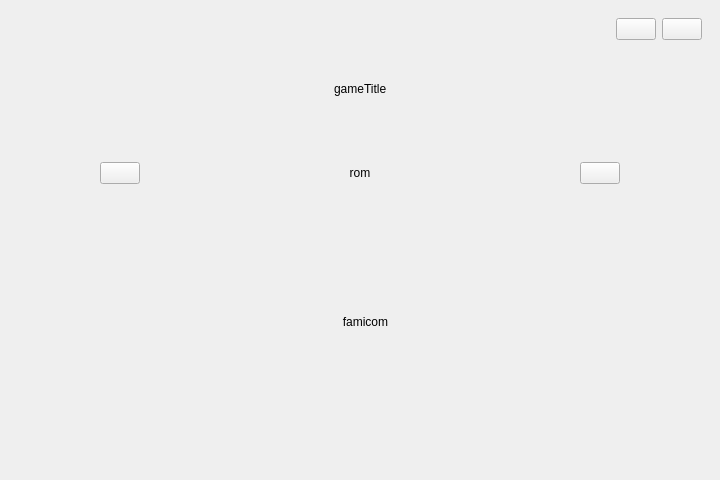
Above: GUITesting/mainwindow.ui from Emu-gators/emugators2.0 before the change. Below: the same form after it.
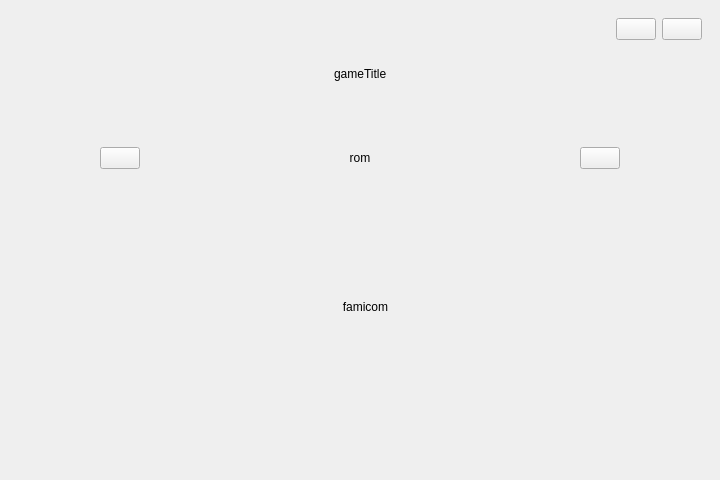
That is the form after the change.

```diff
--- a/GUITesting/mainwindow.ui
+++ b/GUITesting/mainwindow.ui
@@ -72,35 +72,6 @@
       </layout>
      </widget>
     </item>
-    <item>
-     <spacer name="verticalSpacer_4">
-      <property name="orientation">
-       <enum>Qt::Vertical</enum>
-      </property>
-      <property name="sizeHint" stdset="0">
-       <size>
-        <width>20</width>
-        <height>40</height>
-       </size>
-      </property>
-     </spacer>
-    </item>
-    <item>
-     <spacer name="verticalSpacer">
-      <property name="orientation">
-       <enum>Qt::Vertical</enum>
-      </property>
-      <property name="sizeType">
-       <enum>QSizePolicy::Fixed</enum>
-      </property>
-      <property name="sizeHint" stdset="0">
-       <size>
-        <width>20</width>
-        <height>15</height>
-       </size>
-      </property>
-     </spacer>
-    </item>
     <item>
      <widget class="QWidget" name="titleWidget" native="true">
       <layout class="QHBoxLayout" name="horizontalLayout_4">
@@ -263,19 +234,6 @@
       </layout>
      </widget>
     </item>
-    <item>
-     <spacer name="verticalSpacer_3">
-      <property name="orientation">
-       <enum>Qt::Vertical</enum>
-      </property>
-      <property name="sizeHint" stdset="0">
-       <size>
-        <width>20</width>
-        <height>40</height>
-       </size>
-      </property>
-     </spacer>
-    </item>
     <item>
      <widget class="QWidget" name="famicomWidget" native="true">
       <layout class="QHBoxLayout" name="horizontalLayout_3">
```
